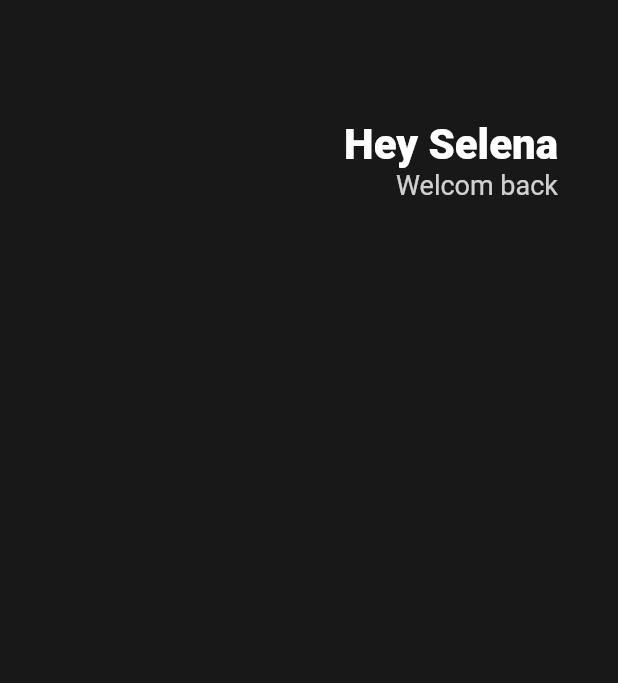
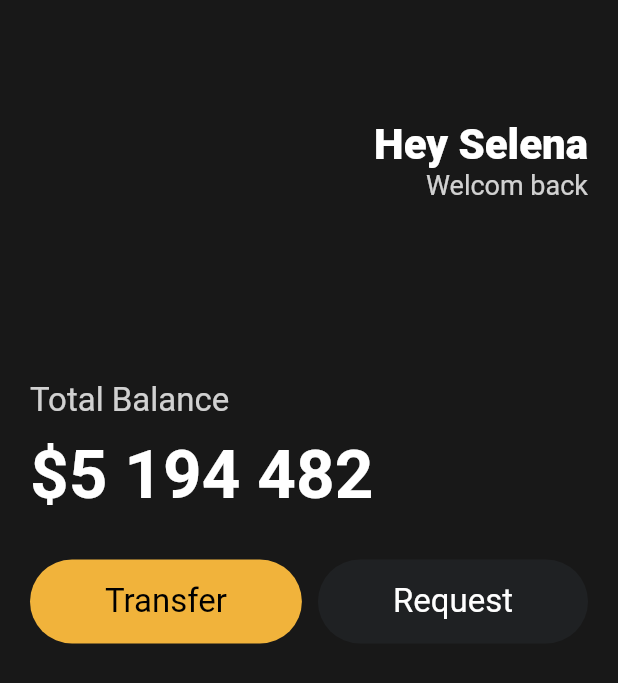
Before and after one commit to combrain817/toonflix, a Flutter app: the screen it shows after launch, on a phone screen of 412 x 824 dp. Shown: the top 683 px of the screen. Run offline on Flutter 3.47's test engine with Material 2 defaults, Android fonts, the phone set to English and light mode, and no system bars.

Commit message:
add Button

```diff
--- a/lib/main.dart
+++ b/lib/main.dart
@@ -1,4 +1,5 @@
 import 'package:flutter/material.dart';
+import 'package:toonflix/widgets/Button.dart';
 
 void main() {
   runApp(App());
@@ -9,12 +10,15 @@ class App extends StatelessWidget {
   Widget build(BuildContext context) {
     return MaterialApp(
       home: Scaffold(
-          backgroundColor: Color(0xFF181818),
+          backgroundColor: const Color(0xFF181818),
           body: Padding(
-            padding: EdgeInsets.symmetric(horizontal: 40),
+            padding: const EdgeInsets.symmetric(
+              horizontal: 20,
+            ),
             child: Column(
+              crossAxisAlignment: CrossAxisAlignment.start,
               children: [
-                SizedBox(
+                const SizedBox(
                   height: 80,
                 ),
                 Row(
@@ -23,7 +27,7 @@ class App extends StatelessWidget {
                     Column(
                       crossAxisAlignment: CrossAxisAlignment.end,
                       children: [
-                        Text(
+                        const Text(
                           'Hey Selena',
                           style: TextStyle(
                             color: Colors.white,
@@ -41,6 +45,47 @@ class App extends StatelessWidget {
                       ],
                     )
                   ],
+                ),
+                const SizedBox(
+                  height: 120,
+                ),
+                Text(
+                  'Total Balance',
+                  style: TextStyle(
+                    fontSize: 22,
+                    color: Colors.white.withOpacity(
+                      0.8,
+                    ),
+                  ),
+                ),
+                const SizedBox(
+                  height: 10,
+                ),
+                const Text(
+                  '\$5 194 482',
+                  style: TextStyle(
+                    fontSize: 45,
+                    fontWeight: FontWeight.w600,
+                    color: Colors.white,
+                  ),
+                ),
+                const SizedBox(
+                  height: 30,
+                ),
+                Row(
+                  mainAxisAlignment: MainAxisAlignment.spaceBetween,
+                  children: const [
+                    Button(
+                      text: 'Transfer',
+                      bgColor: Color(0xFFF1B33B),
+                      textColor: Colors.black,
+                    ),
+                    Button(
+                      text: 'Request',
+                      bgColor: Color(0xFF1F2123),
+                      textColor: Colors.white,
+                    ),
+                  ],
                 )
               ],
             ),
--- /dev/null
+++ b/lib/widgets/button.dart
@@ -0,0 +1,38 @@
+import 'package:flutter/material.dart';
+
+class Button extends StatelessWidget {
+  final String text;
+  final Color bgColor;
+  final Color textColor;
+
+  const Button({
+    super.key,
+    required this.text,
+    required this.bgColor,
+    required this.textColor,
+  });
+
+  @override
+  Widget build(BuildContext context) {
+    return Container(
+      decoration: BoxDecoration(
+          color: bgColor,
+          borderRadius: BorderRadius.circular(
+            45,
+          )),
+      child: Padding(
+        padding: const EdgeInsets.symmetric(
+          vertical: 15,
+          horizontal: 50,
+        ),
+        child: Text(
+          text,
+          style: TextStyle(
+            fontSize: 22,
+            color: textColor,
+          ),
+        ),
+      ),
+    );
+  }
+}
```
Also changed, not shown: 1 other file.
